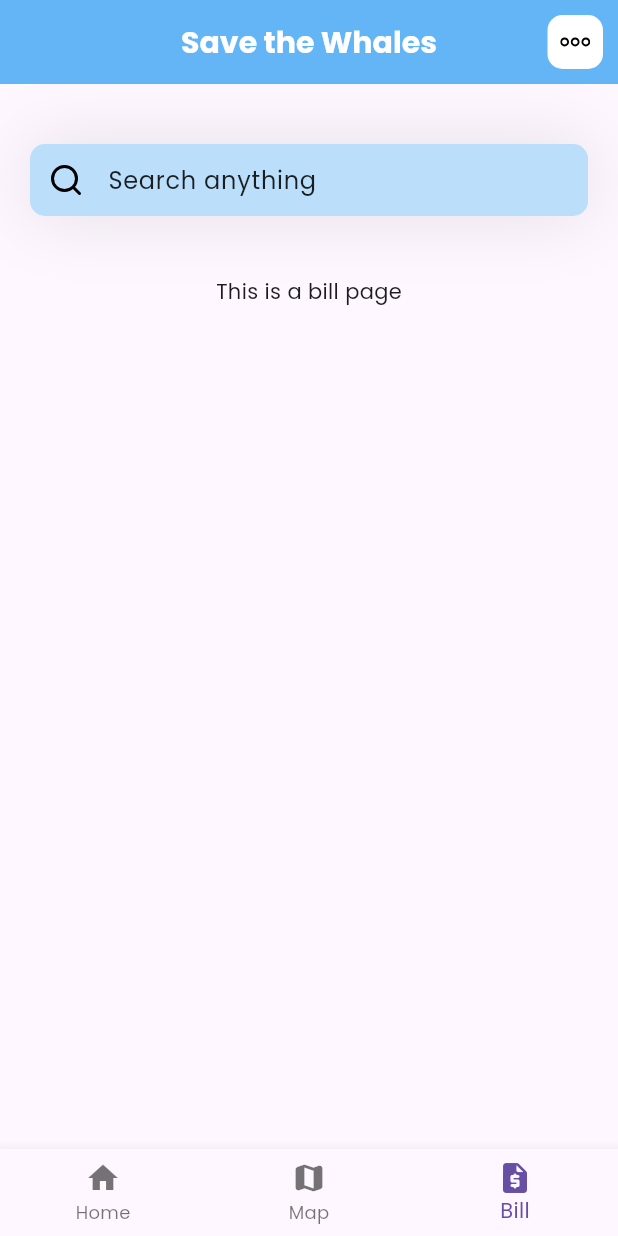
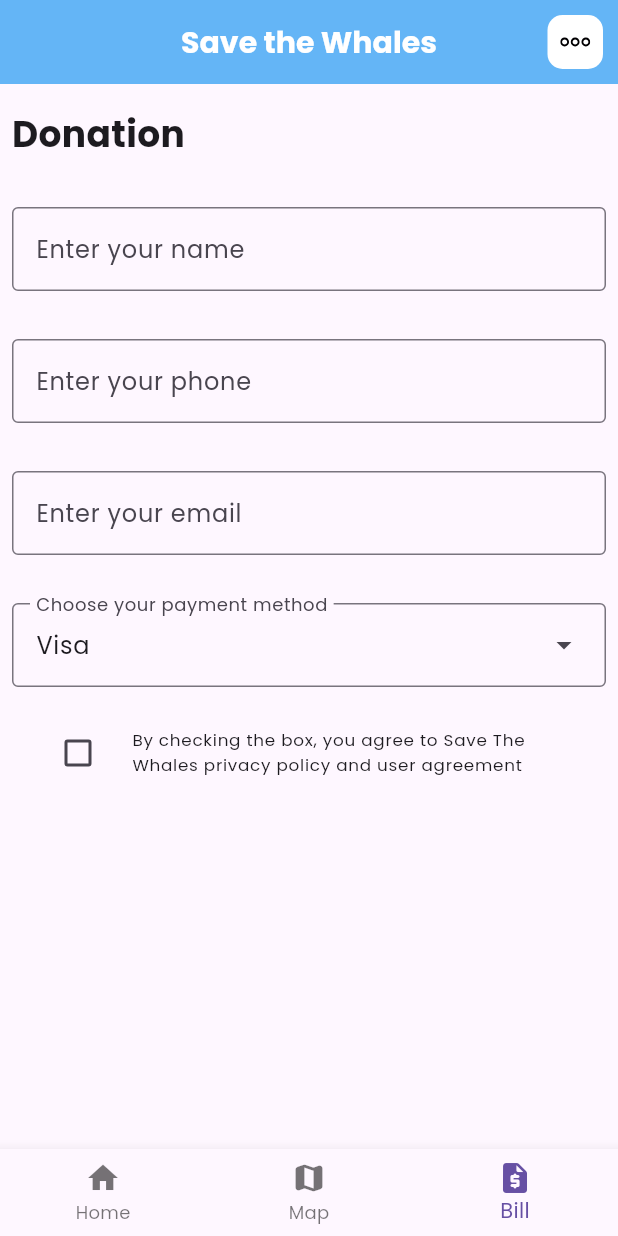
Before and after one commit to AstericsDS/savethewhales, a Flutter app: the screen it shows after launch, item 3 of the bottom bar chosen, on a phone screen of 412 x 824 dp. Run offline on Flutter 3.47's test engine with Material 3 defaults, Android fonts, the phone set to English and light mode, and no system bars; our stand-ins replace flutter_map, flutter_svg, latlong2.

Commit message:
map page and bill page done

```diff
--- a/lib/pages/bill.dart
+++ b/lib/pages/bill.dart
@@ -1,5 +1,7 @@
 import 'package:flutter/material.dart';
-import 'package:flutter_svg/svg.dart';
+import 'package:collection/collection.dart';
+
+const List<String> list = <String>['Visa', 'Credit', 'QRIS'];
 
 class BillPage extends StatelessWidget {
   const BillPage({super.key});
@@ -10,10 +12,6 @@ class BillPage extends StatelessWidget {
       body: SingleChildScrollView(
         child: Column(
           children: [
-            searchField(),
-            SizedBox(
-              height: 40,
-            ),
             mainMenu(),
           ],
         ),
@@ -21,42 +19,109 @@ class BillPage extends StatelessWidget {
     );
   }
 
-  Container mainMenu() {
-    return Container(
-      child: Text('This is a bill page'),
+  Column mainMenu() {
+    return const Column(
+      crossAxisAlignment: CrossAxisAlignment.start,
+      children: <Widget>[
+        Padding(
+          padding: EdgeInsets.symmetric(horizontal: 8, vertical: 16),
+          child: Text(
+            'Donation',
+            textAlign: TextAlign.center,
+            style: TextStyle(
+              fontSize: 24,
+              fontWeight: FontWeight.bold
+            ),
+          ),
+        ),
+        Padding(
+          padding: EdgeInsets.symmetric(horizontal: 8, vertical: 16),
+          child: TextField(
+            decoration: InputDecoration(
+              border: OutlineInputBorder(),
+              hintText: 'Enter your name',
+            ),
+          ),
+        ),
+        Padding(
+          padding: EdgeInsets.symmetric(horizontal: 8, vertical: 16),
+          child: TextField(
+            decoration: InputDecoration(
+              border: OutlineInputBorder(),
+              labelText: 'Enter your phone',
+            ),
+          ),
+        ),
+        Padding(
+          padding: EdgeInsets.symmetric(horizontal: 8, vertical: 16),
+          child: TextField(
+            decoration: InputDecoration(
+              border: OutlineInputBorder(),
+              labelText: 'Enter your email',
+            ),
+          ),
+        ),
+        Padding(
+          padding: EdgeInsets.symmetric(horizontal: 8, vertical: 16),
+          child: All()
+        )
+      ],
     );
   }
+}
 
-  Container searchField() {
-    return Container(
-      margin: EdgeInsets.only(top: 40, left: 20, right: 20),
-      decoration: BoxDecoration(
-        boxShadow: [
-          BoxShadow(
-              color: Colors.black.withOpacity(0.1),
-              blurRadius: 40,
-              spreadRadius: 0.0),
-        ],
-      ),
-      child: TextField(
-        decoration: InputDecoration(
-            filled: true,
-            hintText: 'Search anything',
-            hintStyle: TextStyle(
-              color: Colors.black87,
-            ),
-            fillColor: Colors.blue[100],
-            contentPadding: EdgeInsets.all(10),
-            prefixIcon: Padding(
-              padding: const EdgeInsets.all(12.0),
-              child: SvgPicture.asset('assets/svgs/search.svg'),
-            ),
-            border: OutlineInputBorder(
-              borderRadius: BorderRadius.circular(10),
-              borderSide: BorderSide.none,
-            )),
-      ),
+class All extends StatefulWidget {
+  const All({super.key});
+
+  @override
+  State<All> createState() => _AllState();
+}
+
+typedef MenuEntry = DropdownMenuEntry<String>;
+
+class _AllState extends State<All> {
+  static final List<MenuEntry> menuEntries = UnmodifiableListView<MenuEntry>(
+    list.map<MenuEntry>((String name) => MenuEntry(value: name, label: name)),
+  );
+  String dropdownValue = list.first;
+  bool isChecked = false;
+
+  @override
+  Widget build(BuildContext context) {
+    return Column(
+      children: <Widget>[
+        DropdownMenu<String>(
+          width: MediaQuery.of(context).size.width,
+          initialSelection: list.first,
+          label: Text('Choose your payment method'),
+          onSelected: (String? value) {
+            // This is called when the user selects an item.
+            setState(() {
+              dropdownValue = value!;
+            });
+          },
+          dropdownMenuEntries: menuEntries,
+        ),
+        Padding(
+          padding: const EdgeInsets.symmetric(horizontal: 8, vertical: 16),
+          child: CheckboxListTile(
+            title: const Text(
+              'By checking the box, you agree to Save The Whales privacy policy and user agreement',
+              textScaler: TextScaler.linear(0.7),
+              ),
+            activeColor: Colors.blueAccent,
+            hoverColor: Colors.blue,
+            checkColor: Colors.white,
+            value: isChecked,
+            onChanged: (bool? value) {
+              setState(() {
+                isChecked = value!;
+              });
+            },
+            controlAffinity: ListTileControlAffinity.leading,
+          ),
+        )
+      ],
     );
   }
-
 }
--- a/lib/pages/home.dart
+++ b/lib/pages/home.dart
@@ -12,9 +12,9 @@ class Homepage extends StatefulWidget {
 
 class _HomepageState extends State<Homepage> {
   int _currentIndex = 0;
-  @override
+
   final List<Widget> _screens = [
-    HomepageContent(),
+    const HomepageContent(),
     const MapPage(),
     const BillPage(),
   ];
@@ -24,6 +24,8 @@ class _HomepageState extends State<Homepage> {
       _currentIndex = index;
     });
   }
+
+  @override
   Widget build(BuildContext context) {
     return Scaffold(
       appBar: theAppBar(),
@@ -31,7 +33,7 @@ class _HomepageState extends State<Homepage> {
       bottomNavigationBar: BottomNavigationBar(
         currentIndex: _currentIndex,
         onTap: _onTabTapped,
-        items: [
+        items: const [
         BottomNavigationBarItem(icon: Icon(Icons.home), label: 'Home'),
         BottomNavigationBarItem(icon: Icon(Icons.map_rounded), label: 'Map'),
         BottomNavigationBarItem(
@@ -42,7 +44,7 @@ class _HomepageState extends State<Homepage> {
 
   AppBar theAppBar() {
     return AppBar(
-      title: Text(
+      title: const Text(
         'Save the Whales',
         style: TextStyle(
           color: Colors.white,
@@ -54,17 +56,17 @@ class _HomepageState extends State<Homepage> {
       backgroundColor: Colors.blue[300],
       actions: [
         Container(
-          margin: EdgeInsets.all(10),
+          margin: const EdgeInsets.all(10),
           alignment: Alignment.center,
           width: 37,
+          decoration: BoxDecoration(
+            color: Colors.white,
+            borderRadius: BorderRadius.circular(10),
+          ),
           child: SvgPicture.asset(
             'assets/svgs/three-dots.svg',
             height: 20,
             width: 20,
-          ),
-          decoration: BoxDecoration(
-            color: Colors.white,
-            borderRadius: BorderRadius.circular(10),
           ),
         ),
       ],
@@ -73,6 +75,8 @@ class _HomepageState extends State<Homepage> {
 }
 
 class HomepageContent extends StatelessWidget {
+  const HomepageContent({super.key});
+
   @override
   Widget build(BuildContext context) {
     double screenWidth = MediaQuery.of(context).size.width;
```
Also changed, not shown: lib/pages/data.dart (added, +62 -0 lines), lib/pages/map.dart (+36 -49 lines).
